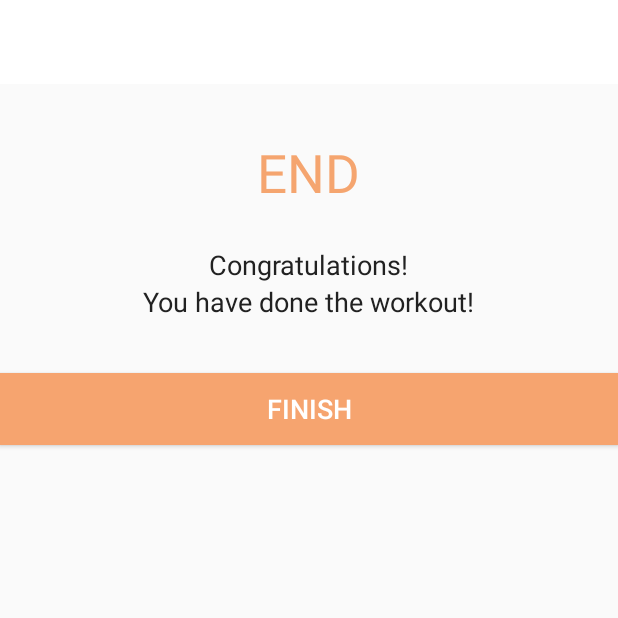
After one commit to Shivansh771/7-minute-workout, an Android app: the FinishActivity screen opened directly, with no data from a screen before it, on a phone screen of 412 x 824 dp, the top half of it. The commit adds this screen. Run offline under Robolectric (Android 15) with nearby library versions, the phone set to English and light mode, and no system bars.

```diff
--- /dev/null
+++ b/app/src/main/java/com/example/a7minutewprkout/FinishActivity.kt
@@ -0,0 +1,21 @@
+package com.example.a7minutewprkout
+
+import android.content.Intent
+import androidx.appcompat.app.AppCompatActivity
+import android.os.Bundle
+import com.example.a7minutewprkout.databinding.ActivityFinishBinding
+
+class FinishActivity : AppCompatActivity() {
+    private var binding:ActivityFinishBinding?=null
+
+    override fun onCreate(savedInstanceState: Bundle?) {
+        super.onCreate(savedInstanceState)
+        binding=ActivityFinishBinding.inflate(layoutInflater)
+        setContentView(binding?.root)
+        binding?.btnFinish?.setOnClickListener{
+            finish()
+            val intent=Intent(this,MainActivity::class.java)
+            startActivity(intent)
+        }
+    }
+}
--- /dev/null
+++ b/app/src/main/res/drawable/item_circular_color_grey_background.xml
@@ -0,0 +1,5 @@
+<?xml version="1.0" encoding="utf-8"?>
+<shape xmlns:android="http://schemas.android.com/apk/res/android"
+    android:shape="oval">
+<solid android:color="#c4c4c4"/>
+</shape>
--- /dev/null
+++ b/app/src/main/res/layout/activity_finish.xml
@@ -0,0 +1,56 @@
+<?xml version="1.0" encoding="utf-8"?>
+<!--TODO(Step 5 : Design the finish screen layout.)-->
+<!--START-->
+<LinearLayout xmlns:android="http://schemas.android.com/apk/res/android"
+    xmlns:tools="http://schemas.android.com/tools"
+    android:layout_width="match_parent"
+    android:layout_height="match_parent"
+    android:gravity="center_horizontal"
+    android:orientation="vertical"
+    tools:context=".FinishActivity">
+
+    <androidx.appcompat.widget.Toolbar
+        android:id="@+id/toolbar_finish_activity"
+        android:layout_width="match_parent"
+        android:layout_height="?android:attr/actionBarSize"
+        android:background="#FFFFFF" />
+
+    <TextView
+        android:id="@+id/tvEnd"
+        android:layout_width="wrap_content"
+        android:layout_height="wrap_content"
+        android:layout_marginTop="35dp"
+        android:text="END"
+        android:textColor="#f5a56f"
+        android:textSize="35sp" />
+
+
+
+    <TextView
+        android:layout_width="wrap_content"
+        android:layout_height="wrap_content"
+        android:layout_marginTop="25dp"
+        android:text="Congratulations!"
+        android:textColor="#212121"
+        android:textSize="18sp" />
+
+    <TextView
+        android:layout_width="wrap_content"
+        android:layout_height="wrap_content"
+        android:text="You have done the workout!"
+        android:textColor="#212121"
+        android:textSize="18sp" />
+
+    <Button
+        android:id="@+id/btnFinish"
+        android:layout_width="match_parent"
+        android:layout_height="wrap_content"
+        android:layout_gravity="bottom"
+        android:layout_marginTop="35dp"
+        android:background="#f6a46f"
+        android:text="FINISH"
+        android:textColor="#FFFFFF"
+        android:textSize="18sp" />
+
+</LinearLayout>
+    <!--END-->
```
Also changed, not shown: app/src/main/AndroidManifest.xml (+14 -5 lines), app/src/main/java/com/example/a7minutewprkout/ExerciseActivity.kt (+18 -2 lines), app/src/main/java/com/example/a7minutewprkout/ExerciseStatusAdapter.kt (added, +47 -0 lines), app/src/main/res/drawable/item_circular_color_pink_background.xml (added, +8 -0 lines), app/src/main/res/layout/activity_exercise2.xml (+11 -1 lines), app/src/main/res/layout/item_exercise_status.xml (added, +14 -0 lines), app/src/main/res/drawable/yayyeah.gif (added).
